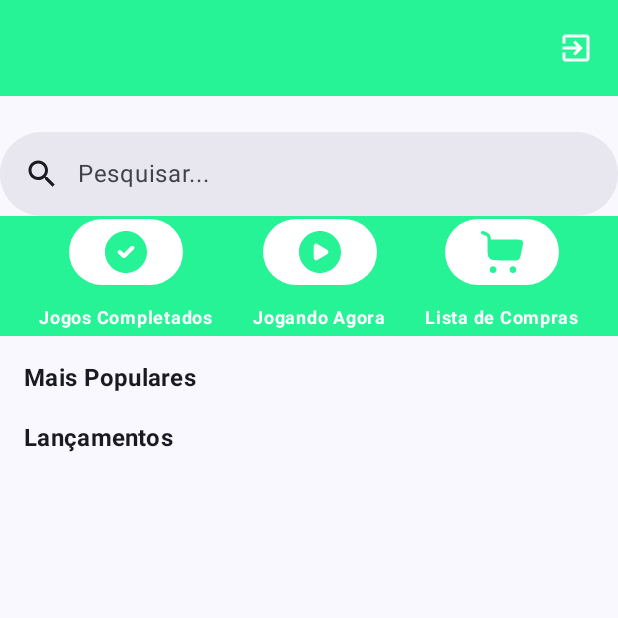
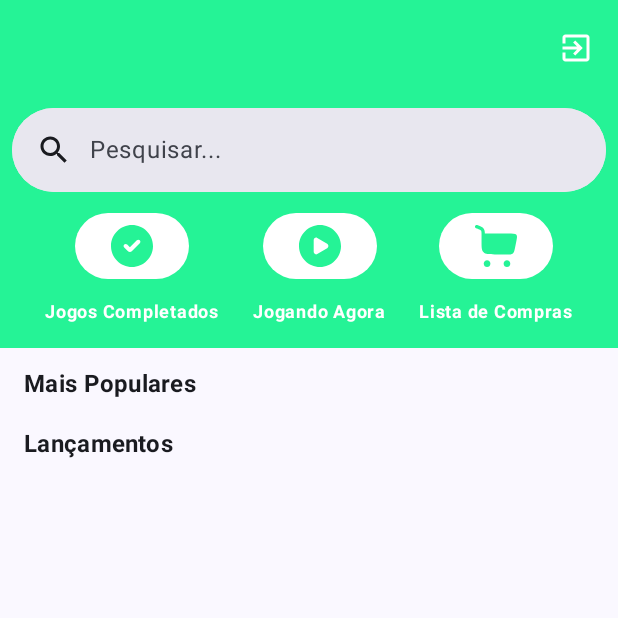
Before and after one commit to ocesar9/ScoreG, an Android app built with Jetpack Compose: the composable HomePage shown on its own in the app's theme, on a phone screen of 412 x 824 dp, the top half of it. Run offline under Robolectric (Android 15) with nearby library versions, the phone set to English and light mode, and no system bars; our stand-ins replace Firebase (no records; nobody signed in at launch, a user with empty details on screens opened directly).

Commit message:
Update SearchGameBar Design, Update ActionButtons Design

```diff
--- a/app/src/main/java/com/example/scoreg/components/Navbar.kt
+++ b/app/src/main/java/com/example/scoreg/components/Navbar.kt
@@ -26,19 +26,19 @@ fun Navbar(navController: NavController) {
     ) {
         NavButton(
             text = "Jogos Completados",
-            icon = R.drawable.navbar_icon_completedgames_green,
+            icon = R.drawable.navbar_icon_completedgames,
             onClick = { navController.navigate("completedGamesPage") }
         )
 
         NavButton(
             text = "Jogando Agora",
-            icon = R.drawable.navbar_icon_playingnow_green,
+            icon = R.drawable.navbar_icon_playingnow,
             onClick = { navController.navigate("playingNowPage") }
         )
 
         NavButton(
             text = "Lista de Compras",
-            icon = R.drawable.navbar_icon_wishlist_green,
+            icon = R.drawable.navbar_icon_wishlist,
             onClick = { navController.navigate("wishListPage") }
         )
     }
--- a/app/src/main/java/com/example/scoreg/components/SearchGameBar.kt
+++ b/app/src/main/java/com/example/scoreg/components/SearchGameBar.kt
@@ -41,7 +41,8 @@ fun SearchGameBar(mainViewModel: MainViewModel, navController: NavController) {
 
     // Chama a função searchGames quando o texto da pesquisa mudar
     SearchBar(
-        modifier = Modifier.fillMaxWidth(),
+        modifier = Modifier
+            .fillMaxWidth(),
         query = text,
         onQueryChange = {
             text = it
--- a/app/src/main/java/com/example/scoreg/pages/HomePage.kt
+++ b/app/src/main/java/com/example/scoreg/pages/HomePage.kt
@@ -1,12 +1,16 @@
 package com.example.scoreg.pages
 
+import androidx.compose.foundation.background
 import androidx.compose.foundation.layout.Column
 import androidx.compose.foundation.layout.Spacer
 import androidx.compose.foundation.layout.fillMaxSize
+import androidx.compose.foundation.layout.fillMaxWidth
 import androidx.compose.foundation.layout.height
+import androidx.compose.foundation.layout.padding
 import androidx.compose.material3.ExperimentalMaterial3Api
 import androidx.compose.runtime.Composable
 import androidx.compose.ui.Modifier
+import androidx.compose.ui.graphics.Color
 import androidx.compose.ui.platform.LocalContext
 import androidx.compose.ui.unit.dp
 import androidx.navigation.NavController
@@ -42,15 +46,31 @@ fun HomePage(
             }
         )
 
-        Spacer(modifier = Modifier.height(16.dp))
 
-        SearchGameBar(mainViewModel = mainViewModel, navController = navController)
+        Column(
+            modifier = Modifier
+                .fillMaxWidth()
+                .background(Color(0xFF25F396))
+                .padding(bottom = 12.dp)
+                .padding(horizontal = 8.dp),
+        ) {
+            SearchGameBar(
+                mainViewModel = mainViewModel,
+                navController = navController
+            )
 
-        Navbar(navController = navController)
+            Spacer(modifier = Modifier.height(12.dp))
 
-        Spacer(modifier = Modifier.height(16.dp))
+            Navbar(
+                navController = navController,
+            )
+        }
 
-        Column {
+        Column(
+            modifier = Modifier
+                .fillMaxWidth()
+                .padding(vertical = 12.dp),
+        ) {
             GameListSection(
                 title = "Mais Populares",
                 games = mainViewModel.gamesSortedByScore.value.toList(),
```
Also changed, not shown: app/src/main/java/com/example/scoreg/MainActivity.kt (+4 -4 lines), app/src/main/java/com/example/scoreg/components/ActionButtons.kt (+3 -6 lines), app/src/main/java/com/example/scoreg/pages/gamenavbar/GameInfoPage.kt (+76 -44 lines), app/src/main/java/com/example/scoreg/pages/navigation/NavGraph.kt (+34 -6 lines), app/src/main/res/drawable/navbar_icon_completedgames_red.xml (deleted, +0 -10 lines), app/src/main/res/drawable/navbar_icon_completedgames_targered.xml (added, +26 -0 lines), app/src/main/res/drawable/navbar_icon_playingnow_red.xml (deleted, +0 -10 lines), app/src/main/res/drawable/navbar_icon_playingnow_targered.xml (added, +26 -0 lines), app/src/main/res/drawable/navbar_icon_wishlist_red.xml (deleted, +0 -15 lines), app/src/main/res/drawable/navbar_icon_wishlist_targered.xml (added, +31 -0 lines), app/src/main/java/com/example/scoreg/components/CustomTopAppBar.kt (line endings or trailing spaces), app/src/main/res/drawable/navbar_icon_completedgames.xml (renamed from app/src/main/res/drawable/navbar_icon_completedgames_green.xml), app/src/main/res/drawable/navbar_icon_playingnow.xml (renamed from app/src/main/res/drawable/navbar_icon_playingnow_green.xml), app/src/main/res/drawable/navbar_icon_wishlist.xml (renamed from app/src/main/res/drawable/navbar_icon_wishlist_green.xml).
